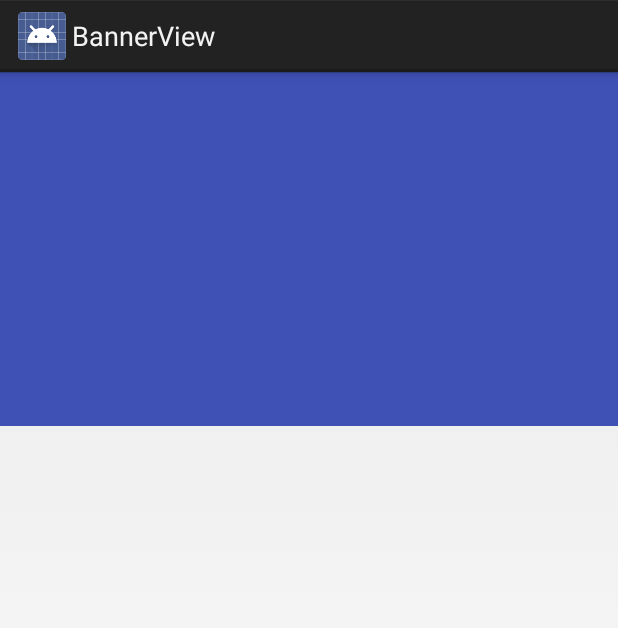
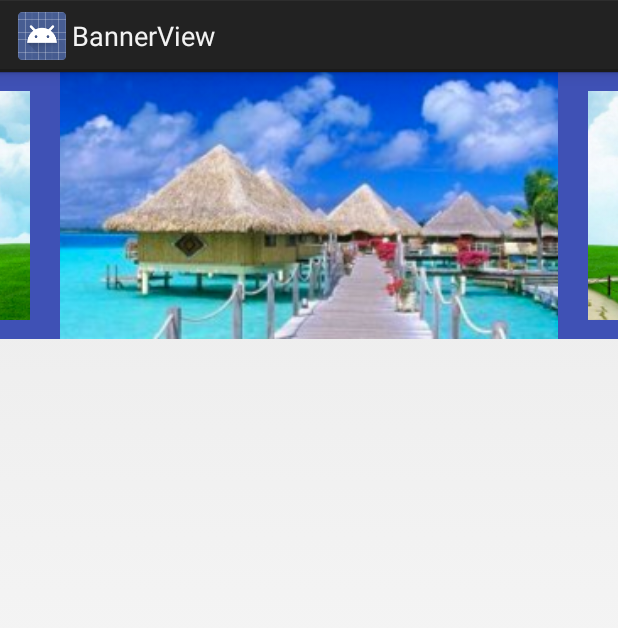
Before and after one commit to a-liYa/BannerView, an Android app: the GallerySimpleActivity screen opened directly, with no data from a screen before it, on a phone screen of 412 x 824 dp. Shown: the top 628 px of the screen. Run offline under Robolectric (Android 15) with nearby library versions, the phone set to English and light mode, and no system bars.

Commit message:
添加画廊动画类

```diff
--- a/app/src/main/java/com/aliya/bannerview/GallerySimpleActivity.java
+++ b/app/src/main/java/com/aliya/bannerview/GallerySimpleActivity.java
@@ -2,13 +2,62 @@ package com.aliya.bannerview;
 
 import android.app.Activity;
 import android.os.Bundle;
+import android.support.v4.view.ViewPager;
+import android.view.LayoutInflater;
+import android.view.View;
+import android.view.ViewGroup;
+import android.widget.ImageView;
+
+import com.aliya.view.banner.BannerPagerAdapter;
+import com.aliya.view.banner.BannerView;
+import com.aliya.view.banner.magic.GalleryPageTransformer;
 
 public class GallerySimpleActivity extends Activity {
+
+    BannerView banner;
+    private BannerPagerAdapter adapter;
+
+    int[] imgIds = {R.mipmap.a, R.mipmap.b, R.mipmap.c, R.mipmap.d, R.mipmap.e, R.mipmap.f, R
+            .mipmap.g, R.mipmap.h, R.mipmap.i};
 
     @Override
     protected void onCreate(Bundle savedInstanceState) {
         super.onCreate(savedInstanceState);
         setContentView(R.layout.activity_gallery_simple);
+
+        banner = findViewById(R.id.banner_view);
+
+        adapter = new BannerPagerAdapter() {
+
+            @Override
+            public int getTruthCount() {
+                return 2;
+            }
+
+            @Override
+            protected View getItem(ViewGroup container, int position) {
+                View inflate = LayoutInflater.from(container.getContext()).inflate(R.layout
+                        .module_pager_item, container, false);
+                ImageView view = inflate.findViewById(R.id.image_view);
+                view.setImageResource(imgIds[position]);
+                return inflate;
+            }
+
+        };
+        ViewPager viewPager = banner.getViewPager();
+
+        viewPager.setPageTransformer(true,
+                new GalleryPageTransformer(viewPager, dip2px(20), 1, 0.86f));
+        banner.setAdapter(adapter);
+
+    }
+
+    /**
+     * dip转换px
+     */
+    public int dip2px(float dip) {
+        final float scale = getResources().getDisplayMetrics().density;
+        return (int) (dip * scale + 0.5f);
     }
 
 }
--- a/app/src/main/java/com/aliya/bannerview/MainActivity.java
+++ b/app/src/main/java/com/aliya/bannerview/MainActivity.java
@@ -150,7 +150,7 @@ public class MainActivity extends Activity implements View.OnClickListener, OnIt
                 banner.setAutoCarousel(true);
                 break;
             case R.id.btn_gallery:
-//                startActivity(new Intent(this, ));
+                startActivity(new Intent(this, GallerySimpleActivity.class));
                 break;
         }
     }
--- a/app/src/main/res/layout/activity_gallery_simple.xml
+++ b/app/src/main/res/layout/activity_gallery_simple.xml
@@ -13,9 +13,10 @@
         android:layout_height="wrap_content"
         android:background="@color/colorPrimary"
         app:banner_autoMs="3000"
-        app:banner_isAuto="false"
-        app:banner_w2h="360:206">
-
+        app:banner_isAuto="true"
+        app:banner_pagerPaddingLeft="40dp"
+        app:banner_pagerPaddingRight="40dp"
+        app:banner_w2h="280:150">
 
     </com.aliya.view.banner.BannerView>
 
--- /dev/null
+++ b/app/src/main/res/layout/module_pager_item.xml
@@ -0,0 +1,12 @@
+<?xml version="1.0" encoding="utf-8"?>
+<FrameLayout xmlns:android="http://schemas.android.com/apk/res/android"
+    android:layout_width="match_parent"
+    android:layout_height="match_parent">
+
+    <ImageView
+        android:id="@+id/image_view"
+        android:layout_width="match_parent"
+        android:layout_height="match_parent"
+        android:scaleType="centerCrop" />
+
+</FrameLayout>
--- a/library/src/main/java/com/aliya/view/banner/BannerView.java
+++ b/library/src/main/java/com/aliya/view/banner/BannerView.java
@@ -126,7 +126,8 @@ public class BannerView extends RelativeLayout {
             int wMode = MeasureSpec.getMode(widthMeasureSpec);
             int hMode = MeasureSpec.getMode(heightMeasureSpec);
 
-            int wSize = MeasureSpec.getSize(widthMeasureSpec);
+            int wSize = MeasureSpec.getSize(widthMeasureSpec)
+                    - mPagerPaddingLeft - mPagerPaddingRight;
             int hSize = MeasureSpec.getSize(heightMeasureSpec);
 
             if (wMode == MeasureSpec.EXACTLY && hMode != MeasureSpec.EXACTLY) {
@@ -175,6 +176,10 @@ public class BannerView extends RelativeLayout {
             mAdapterChangeListener.onAdapterChange();
         }
 
+    }
+
+    public ViewPager getViewPager() {
+        return mViewPager;
     }
 
     private OnItemClickListener mInnerOnItemClickListener = new OnItemClickListener() {
--- /dev/null
+++ b/library/src/main/java/com/aliya/view/banner/magic/GalleryPageTransformer.java
@@ -0,0 +1,74 @@
+package com.aliya.view.banner.magic;
+
+import android.os.Build;
+import android.support.v4.view.ViewPager;
+import android.view.View;
+
+/**
+ * 实现画廊效果 - PageTransformer
+ *
+ * @author a_liYa
+ * @date 2018/3/6 09:51.
+ */
+public class GalleryPageTransformer implements ViewPager.PageTransformer {
+
+    private float mMaxScale;
+    private float mMinScale;
+    private int mPageMargin;
+    private ViewPager mViewPager;
+
+    public GalleryPageTransformer(ViewPager viewPager, int pageMargin,
+                                  float maxScale, float minScale) {
+        mMaxScale = maxScale;
+        mMinScale = minScale;
+        mPageMargin = pageMargin;
+        mViewPager = viewPager;
+
+        viewPager.setOffscreenPageLimit(3);
+    }
+
+    @Override
+    public void transformPage(View page, float position) {
+        final int marginPixels = Math.round(mPageMargin -
+                (mMaxScale - mMinScale) * getClientWidth(mViewPager) / 2f);
+        if (marginPixels != mViewPager.getPageMargin()) {
+            mViewPager.post(new Runnable() {
+                @Override
+                public void run() {
+                    mViewPager.setPageMargin(marginPixels);
+                }
+            });
+        }
+
+        if (page.getParent() instanceof View) {
+            View parent = (ViewPager) page.getParent();
+            int scrollX = parent.getScrollX();
+            position = (float) (page.getLeft() - parent.getPaddingLeft() - scrollX) /
+                    getClientWidth(parent);
+        }
+
+        if (position < -1) {
+            position = -1;
+        } else if (position > 1) {
+            position = 1;
+        }
+
+        // 范围 [0, 1]
+        float progress = Math.abs(position);
+
+        float scaleValue = mMaxScale - (mMaxScale - mMinScale) * progress;
+
+        page.setScaleX(scaleValue);
+        page.setScaleY(scaleValue);
+
+        if (Build.VERSION.SDK_INT < Build.VERSION_CODES.KITKAT) {
+            page.getParent().requestLayout();
+        }
+
+    }
+
+    private float getClientWidth(View view) {
+        return view.getMeasuredWidth() - view.getPaddingLeft() - view.getPaddingRight();
+    }
+
+}
```
Also changed, not shown: app/src/main/res/mipmap-xxhdpi/a.png (added), app/src/main/res/mipmap-xxhdpi/b.png (added), app/src/main/res/mipmap-xxhdpi/c.png (added), app/src/main/res/mipmap-xxhdpi/d.png (added), app/src/main/res/mipmap-xxhdpi/e.png (added), app/src/main/res/mipmap-xxhdpi/f.png (added), app/src/main/res/mipmap-xxhdpi/g.png (added), app/src/main/res/mipmap-xxhdpi/h.png (added), app/src/main/res/mipmap-xxhdpi/i.png (added).
